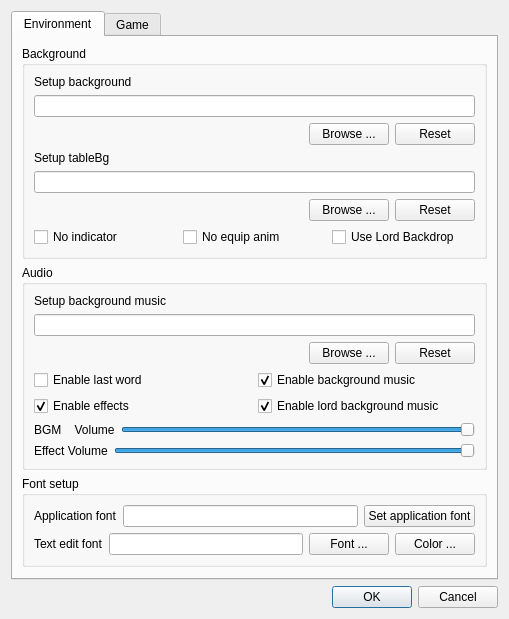
Above: src/dialog/configdialog.ui from asdfxtmnm168/touhoukill before the change. Below: the same form after it.
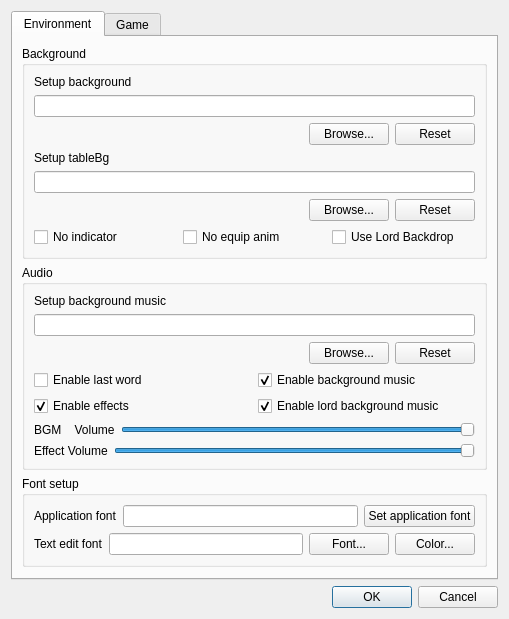
That is the form after the change.

Diff of the .ui file:
```diff
--- a/src/dialog/configdialog.ui
+++ b/src/dialog/configdialog.ui
@@ -82,7 +82,7 @@
                 <item>
                  <widget class="QPushButton" name="browseBgButton">
                   <property name="text">
-                   <string>Browse ...</string>
+                   <string>Browse...</string>
                   </property>
                  </widget>
                 </item>
@@ -138,7 +138,7 @@
                 <item>
                  <widget class="QPushButton" name="browseTableBgButton">
                   <property name="text">
-                   <string>Browse ...</string>
+                   <string>Browse...</string>
                   </property>
                  </widget>
                 </item>
@@ -224,7 +224,7 @@
                 <item>
                  <widget class="QPushButton" name="browseBgMusicButton">
                   <property name="text">
-                   <string>Browse ...</string>
+                   <string>Browse...</string>
                   </property>
                  </widget>
                 </item>
@@ -399,14 +399,14 @@
               <item>
                <widget class="QPushButton" name="setTextEditFontButton">
                 <property name="text">
-                 <string>Font ...</string>
+                 <string>Font...</string>
                 </property>
                </widget>
               </item>
               <item>
                <widget class="QPushButton" name="setTextEditColorButton">
                 <property name="text">
-                 <string>Color ...</string>
+                 <string>Color...</string>
                 </property>
                </widget>
               </item>
```
Left out of the diff: 2 changed lines with no effect on the pictures.
